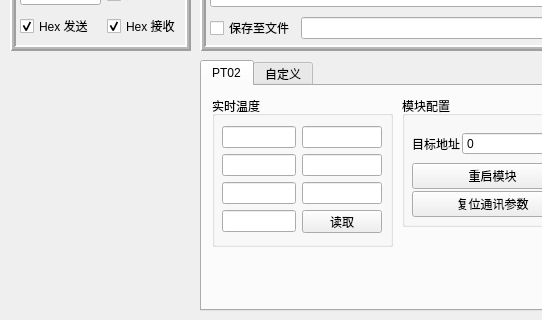
Before: the Qt Designer form form/frmcomtool.ui in KingChenFY/SerialPortTool, drawn with Qt 5; both pictures show x 0 to 542 and y 280 to 600 of the 800 by 600 pixel window.
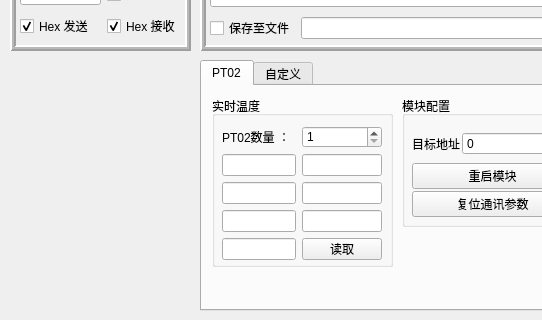
After: the same form once the commit is applied.

Patch:
```diff
--- a/form/frmcomtool.ui
+++ b/form/frmcomtool.ui
@@ -519,7 +519,7 @@
        <x>10</x>
        <y>10</y>
        <width>181</width>
-       <height>151</height>
+       <height>171</height>
       </rect>
      </property>
      <property name="title">
@@ -531,42 +531,59 @@
         <x>10</x>
         <y>30</y>
         <width>160</width>
-        <height>107</height>
+        <height>134</height>
        </rect>
       </property>
       <layout class="QGridLayout" name="gridLayout_3">
-       <item row="3" column="0">
-        <widget class="QLineEdit" name="lineEdit_TempValue_4"/>
-       </item>
-       <item row="1" column="0">
-        <widget class="QLineEdit" name="lineEdit_TempValue_2"/>
-       </item>
        <item row="2" column="0">
+        <widget class="QLineEdit" name="lineEdit_TempValue_2"/>
+       </item>
+       <item row="3" column="0">
         <widget class="QLineEdit" name="lineEdit_TempValue_3"/>
        </item>
-       <item row="0" column="0">
+       <item row="1" column="1">
+        <widget class="QLineEdit" name="lineEdit_TempValue_5"/>
+       </item>
+       <item row="1" column="0">
         <widget class="QLineEdit" name="lineEdit_TempValue_1">
          <property name="readOnly">
           <bool>true</bool>
          </property>
         </widget>
        </item>
-       <item row="0" column="1">
-        <widget class="QLineEdit" name="lineEdit"/>
-       </item>
-       <item row="1" column="1">
-        <widget class="QLineEdit" name="lineEdit_2"/>
+       <item row="4" column="0">
+        <widget class="QLineEdit" name="lineEdit_TempValue_4"/>
        </item>
        <item row="2" column="1">
         <widget class="QLineEdit" name="lineEdit_3"/>
        </item>
        <item row="3" column="1">
+        <widget class="QLineEdit" name="lineEdit_TempValue_7"/>
+       </item>
+       <item row="4" column="1">
         <widget class="QPushButton" name="pushButton_ReadTemp">
          <property name="text">
           <string>读取</string>
          </property>
         </widget>
        </item>
+       <item row="0" column="0">
+        <widget class="QLabel" name="label_pt02num">
+         <property name="text">
+          <string>PT02数量 ：</string>
+         </property>
+        </widget>
+       </item>
+       <item row="0" column="1">
+        <widget class="QSpinBox" name="spinBox_pt02num">
+         <property name="minimum">
+          <number>1</number>
+         </property>
+         <property name="maximum">
+          <number>3</number>
+         </property>
+        </widget>
+       </item>
       </layout>
      </widget>
     </widget>
```
Left out of the diff: 2 changed lines with no effect on the pictures.
